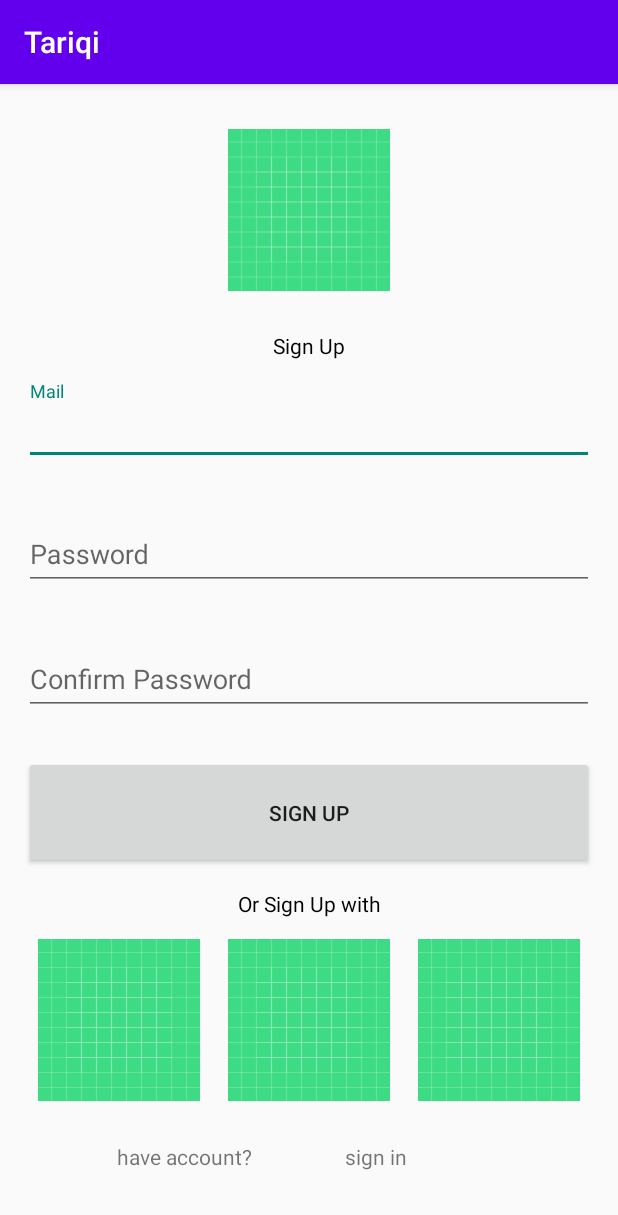
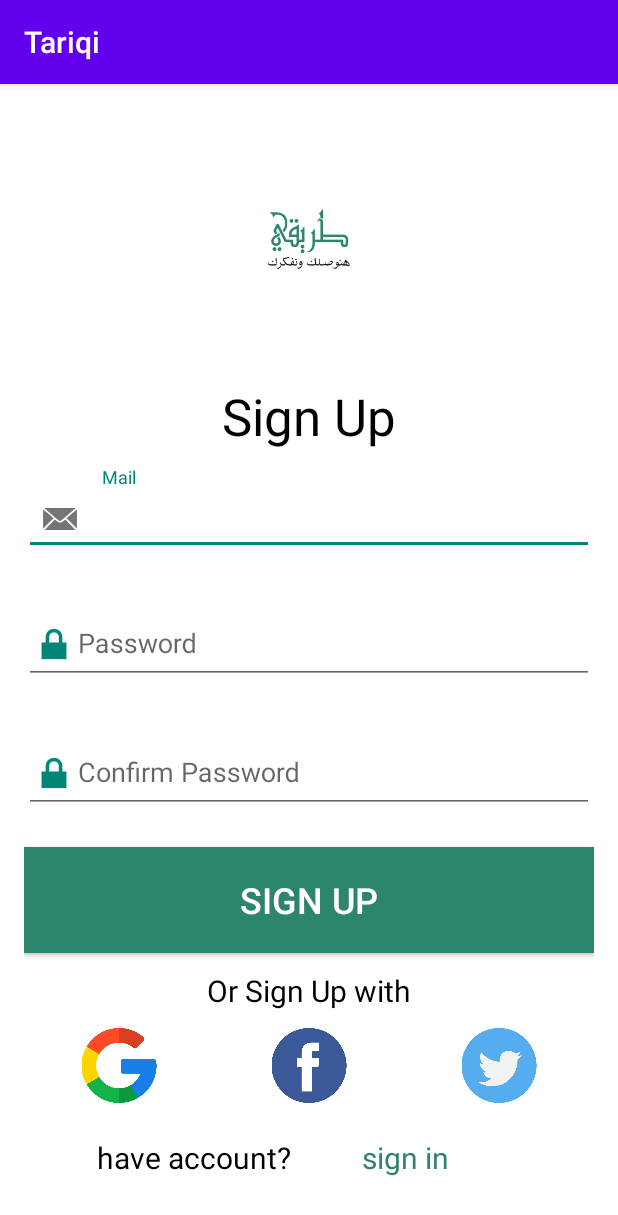
Before and after one commit to Ghanem21/Tariqi, an Android app: the Sign_Up screen opened directly, with no data from a screen before it, on a phone screen of 412 x 824 dp. Shown: the top 1215 px of the screen. Run offline under Robolectric (Android 15) with nearby library versions, the phone set to English and light mode, and no system bars.

Commit message:
Sign up without dimens

```diff
--- a/app/src/main/res/layout/activity_sign_up.xml
+++ b/app/src/main/res/layout/activity_sign_up.xml
@@ -6,15 +6,17 @@
     android:layout_height="match_parent"
     android:padding="16dp"
     android:gravity="center"
+    android:background="@color/white"
     android:orientation="vertical"
     tools:context=".Sign_Up">
 
     <ImageView
         android:id="@+id/imageView"
-        android:layout_width="wrap_content"
-        android:layout_height="wrap_content"
+        android:layout_width="150dp"
+        android:layout_height="150dp"
         android:layout_weight="1"
-        app:srcCompat="@drawable/ic_launcher_background" />
+        android:scaleType="centerCrop"
+        app:srcCompat="@drawable/txtLogo" />
 
     <TextView
         android:id="@+id/textView4"
@@ -23,13 +25,15 @@
         android:layout_weight="1"
         android:gravity="center"
         android:text="@string/sign_up"
-        android:textColor="@color/black" />
+        android:textColor="@color/black"
+        android:textSize="34sp" />
 
     <com.google.android.material.textfield.TextInputLayout
         android:id="@+id/sign_up_mail_layout"
         android:layout_width="match_parent"
         android:layout_height="wrap_content"
-        android:layout_weight="1">
+        android:layout_weight="1"
+        app:startIconDrawable="@android:drawable/sym_action_email">
 
         <com.google.android.material.textfield.TextInputEditText
             android:id="@+id/sign_up_mail_edittext"
@@ -48,6 +52,7 @@
             android:id="@+id/sign_up_password_edittext"
             android:layout_width="match_parent"
             android:layout_height="wrap_content"
+            android:drawableStart="@android:drawable/ic_lock_lock"
             android:hint="@string/password" />
     </com.google.android.material.textfield.TextInputLayout>
 
@@ -61,7 +66,9 @@
             android:id="@+id/sign_up_confirm_password_edittext"
             android:layout_width="match_parent"
             android:layout_height="wrap_content"
-            android:hint="@string/confirm_password" />
+            android:drawableStart="@android:drawable/ic_lock_lock"
+            android:hint="@string/confirm_password"
+            android:hintTextColor="#757575" />
     </com.google.android.material.textfield.TextInputLayout>
 
     <Button
@@ -69,7 +76,10 @@
         android:layout_width="match_parent"
         android:layout_height="wrap_content"
         android:layout_weight="1"
-        android:text="@string/sign_up" />
+        android:background="@color/green"
+        android:text="@string/sign_up"
+        android:textColor="@color/white"
+        android:textSize="24sp" />
 
     <TextView
         android:id="@+id/textView"
@@ -77,8 +87,9 @@
         android:layout_height="wrap_content"
         android:layout_weight="1"
         android:gravity="center"
+        android:text="@string/or_sign_up_with"
         android:textColor="@color/black"
-        android:text="@string/or_sign_up_with" />
+        android:textSize="20sp" />
 
     <LinearLayout
         android:layout_width="match_parent"
@@ -88,24 +99,24 @@
 
         <ImageView
             android:id="@+id/imageView2"
-            android:layout_width="wrap_content"
-            android:layout_height="wrap_content"
+            android:layout_width="50dp"
+            android:layout_height="50dp"
             android:layout_weight="1"
-            app:srcCompat="@drawable/ic_launcher_background" />
+            app:srcCompat="@drawable/google" />
 
         <ImageView
             android:id="@+id/imageView3"
-            android:layout_width="wrap_content"
-            android:layout_height="wrap_content"
+            android:layout_width="50dp"
+            android:layout_height="50dp"
             android:layout_weight="1"
-            app:srcCompat="@drawable/ic_launcher_background" />
+            app:srcCompat="@drawable/facebook" />
 
         <ImageView
             android:id="@+id/imageView4"
-            android:layout_width="wrap_content"
-            android:layout_height="wrap_content"
+            android:layout_width="50dp"
+            android:layout_height="50dp"
             android:layout_weight="1"
-            app:srcCompat="@drawable/ic_launcher_background" />
+            app:srcCompat="@drawable/twitter" />
     </LinearLayout>
 
     <LinearLayout
@@ -120,13 +131,17 @@
             android:layout_height="wrap_content"
             android:layout_weight="1"
             android:gravity="center"
-            android:text="@string/have_account" />
+            android:text="@string/have_account"
+            android:textColor="@color/black"
+            android:textSize="20sp" />
 
         <TextView
             android:id="@+id/textView3"
             android:layout_width="wrap_content"
             android:layout_height="wrap_content"
             android:layout_weight="1"
-            android:text="@string/sign_in" />
+            android:text="@string/sign_in"
+            android:textColor="@color/green"
+            android:textSize="20sp" />
     </LinearLayout>
 </LinearLayout>
```
Also changed, not shown: app/src/main/res/drawable-v24/google.png (added).
